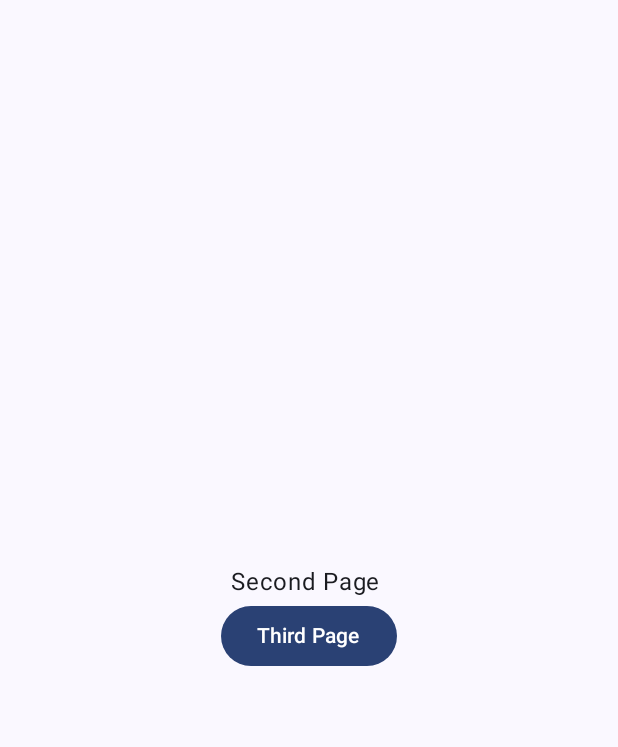
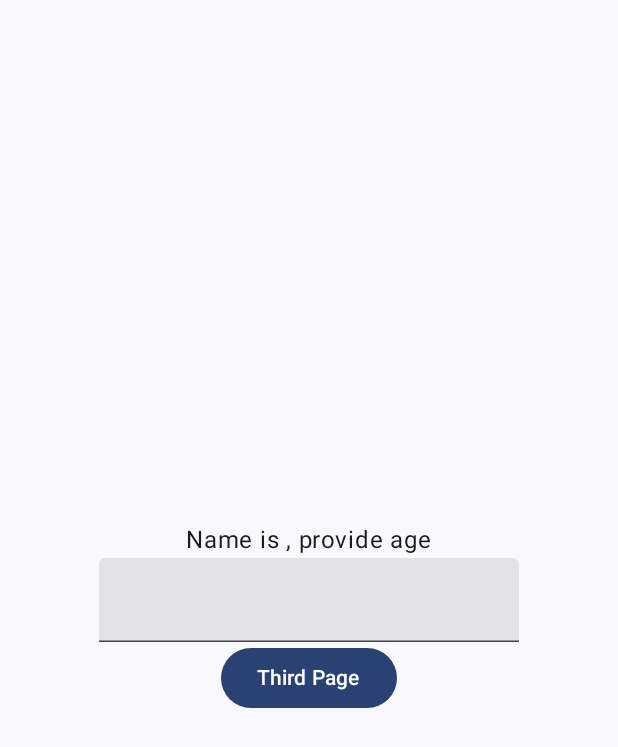
Before and after one commit to suprabhatkr/NavigationAndroid, an Android app built with Jetpack Compose: the screen it shows after launch (MainActivity), after a tap on "Second Page", on a phone screen of 412 x 824 dp. Shown: the top 747 px of the screen. Run offline under Robolectric (Android 15) with nearby library versions, the phone set to English and light mode, and no system bars.

Commit message:
Passing integer as well to next page.

```diff
--- a/app/src/main/java/com/example/navigatepages/FirstPage.kt
+++ b/app/src/main/java/com/example/navigatepages/FirstPage.kt
@@ -21,10 +21,10 @@ fun firstPage(modifier: Modifier, goToFirstPage : (passValue : String) -> Unit)
     Column (modifier = modifier.fillMaxSize(),
         verticalArrangement = Arrangement.Center,
         horizontalAlignment = Alignment.CenterHorizontally){
+        Text(text = "Provide Name")
         TextField(value = input.value, onValueChange = {
             input.value = it
         })
-        Text(text = "First Page")
         Button(onClick = { goToFirstPage(input.value) }) {
             Text(text = "Second Page")
         }
--- a/app/src/main/java/com/example/navigatepages/MainActivity.kt
+++ b/app/src/main/java/com/example/navigatepages/MainActivity.kt
@@ -57,12 +57,13 @@ fun StartNavigation(modifier: Modifier) {
         }
         composable(Page.TWO.name + "/{name}") {
             val name = it.arguments?.getString("name") ?: "no name"
-            secondPage(name, modifier = modifier) {
-                navController.navigate(Page.THREE.name)
+            secondPage(name, modifier = modifier) {age ->
+                navController.navigate(Page.THREE.name + "/$age")
             }
         }
-        composable(Page.THREE.name) {
-            thirdPage(modifier = modifier) {
+        composable(Page.THREE.name + "/{age}") {
+            val age : Int = (it.arguments?.getString("age") ?: "0").toInt()
+            thirdPage(age, modifier = modifier) {
                 navController.navigate(Page.ONE.name)
             }
         }
--- a/app/src/main/java/com/example/navigatepages/SecondPage.kt
+++ b/app/src/main/java/com/example/navigatepages/SecondPage.kt
@@ -5,19 +5,27 @@ import androidx.compose.foundation.layout.Column
 import androidx.compose.foundation.layout.fillMaxSize
 import androidx.compose.material3.Button
 import androidx.compose.material3.Text
+import androidx.compose.material3.TextField
 import androidx.compose.runtime.Composable
+import androidx.compose.runtime.mutableStateOf
+import androidx.compose.runtime.remember
 import androidx.compose.ui.Alignment
 import androidx.compose.ui.Modifier
 import androidx.compose.ui.text.style.LineHeightStyle
 
 @Composable
-fun secondPage(name : String, modifier: Modifier, goToFirstPage : () -> Unit) {
+fun secondPage(name : String, modifier: Modifier, goToFirstPage : (Int) -> Unit) {
+
+    val input = remember { mutableStateOf("") }
 
     Column (modifier = modifier.fillMaxSize(),
         verticalArrangement = Arrangement.Center,
         horizontalAlignment = Alignment.CenterHorizontally){
-        Text(text = "Second Page $name")
-        Button(onClick = { goToFirstPage() }) {
+        Text(text = "Name is $name, provide age")
+        TextField(value = input.value, onValueChange = {
+            input.value = it
+        })
+        Button(onClick = { goToFirstPage(input.value.toInt()) }) {
             Text(text = "Third Page")
         }
     }
--- a/app/src/main/java/com/example/navigatepages/ThirdPage.kt
+++ b/app/src/main/java/com/example/navigatepages/ThirdPage.kt
@@ -11,12 +11,12 @@ import androidx.compose.ui.Modifier
 import androidx.compose.ui.text.style.LineHeightStyle
 
 @Composable
-fun thirdPage(modifier: Modifier, goToFirstPage : () -> Unit) {
+fun thirdPage(age : Int, modifier: Modifier, goToFirstPage : () -> Unit) {
 
     Column (modifier = modifier.fillMaxSize(),
         verticalArrangement = Arrangement.Center,
         horizontalAlignment = Alignment.CenterHorizontally){
-        Text(text = "Third Page")
+        Text(text = "Age is $age")
         Button(onClick = { goToFirstPage() }) {
             Text(text = "First Page")
         }
```
